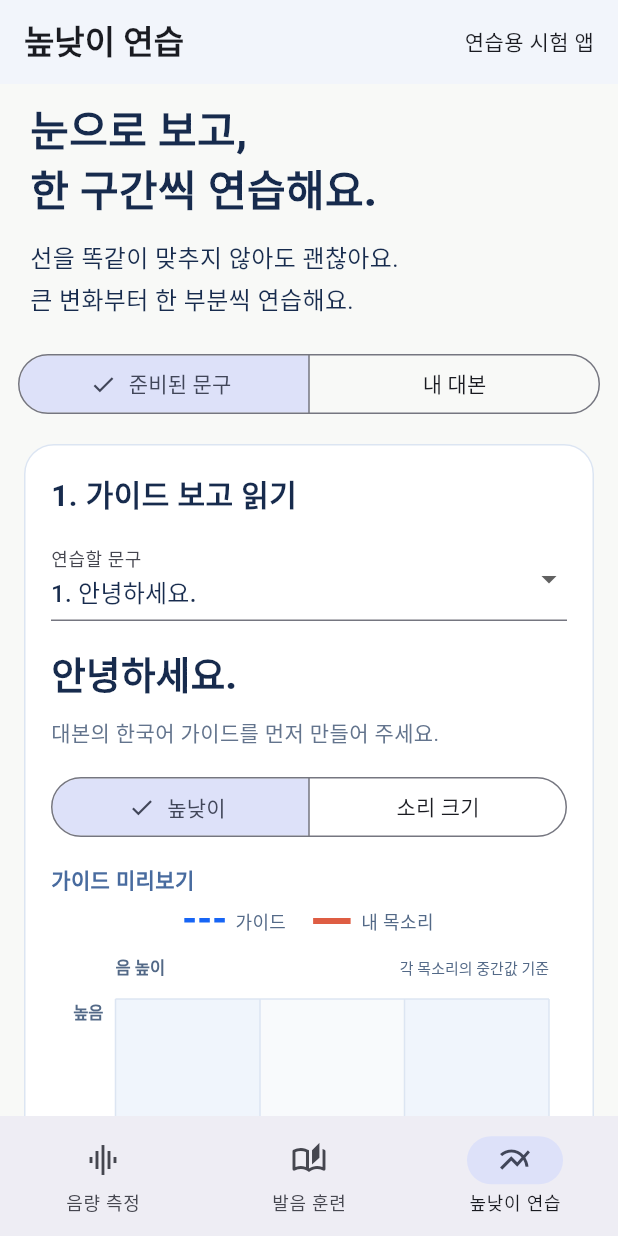
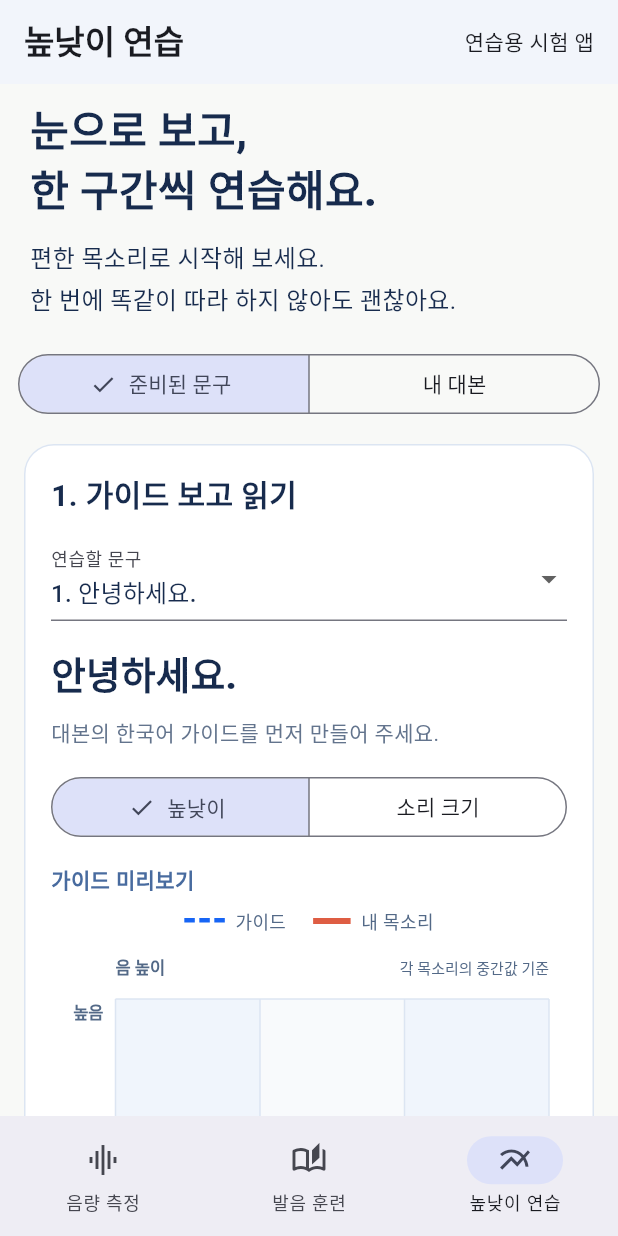
Before and after one commit to h-gunp/voicewow, a Flutter app: the screen it shows after launch, item 3 of the bottom bar chosen, on a phone screen of 412 x 824 dp. Run offline on Flutter 3.47's test engine with Material 3 defaults, Android fonts, the phone set to English and light mode, and no system bars; our stand-ins replace flutter_tts, just_audio, shared_preferences; missing offline and left inert: dart:js_interop, record.

Commit message:
fix(prosody): make practice feedback warmer and more conversational

```diff
--- a/apps/client/lib/features/prosody/practice_feedback.dart
+++ b/apps/client/lib/features/prosody/practice_feedback.dart
@@ -87,22 +87,22 @@ _Change? _change(Iterable<AudioFrame> source, bool volume) {
 }
 
 PracticeFeedback _unavailable() => const PracticeFeedback(
-  title: '이 부분은 측정이 충분하지 않았어요',
-  observation: '구간의 앞쪽과 뒤쪽에서 비교에 필요한 음성 값을 충분히 얻지 못했어요.',
-  action: '마이크 연결과 녹음 환경을 확인한 뒤 다시 녹음해 보세요.',
+  title: '괜찮아요, 한 번 더 해 볼까요?',
+  observation: '앱이 이 부분의 목소리를 잘 잡지 못했어요.',
+  action: '마이크 위치를 한 번 확인해 주세요. 준비되면 다시 시작해 봐요.',
   available: false,
-  cardLabel: '측정 대기',
+  cardLabel: '다시 확인해요',
   icon: '?',
   tone: 'uncertain',
   detail: '측정 근거가 부족해 변화 방향을 안내하지 않았어요.',
 );
 
 String _qualitative(_Change change, bool volume) {
-  if (change.direction == 'rounded-zero') return '앞·뒤 대표값의 차이가 작게 표시됐어요';
+  if (change.direction == 'rounded-zero') return '처음과 끝의 차이가 작게 표시됐어요';
   final motion = volume
       ? (change.direction == 'rise' ? '커요' : '작아요')
       : (change.direction == 'rise' ? '높아요' : '낮아요');
-  return '뒤쪽의 ${volume ? '소리가' : '음이'} 앞쪽보다 $motion';
+  return '끝의 ${volume ? '소리가' : '음이'} 처음보다 $motion';
 }
 
 String _numeric(_Change change, bool volume) {
@@ -161,28 +161,33 @@ PracticeFeedback practiceFeedback(
       r.direction != 'rounded-zero' &&
       u.direction != 'rounded-zero' &&
       r.direction != u.direction;
-  var tone = 'neutral', title = '이번 흐름을 살펴봐요', cardLabel = '흐름 살펴보기';
+  var tone = 'neutral', title = '내 목소리의 흐름을 같이 살펴봐요', cardLabel = '함께 살펴봐요';
   var observation =
-      '이번 녹음은 ${_qualitative(u, volume)}. 예시와 나란히 보며 변화를 확인할 수 있어요.';
-  var action = '파란 선과 주황 선을 보며 이 구간의 변화를 살펴보세요. 필요하면 해당 부분만 다시 읽어도 좋아요.';
+      '이번에는 ${_qualitative(u, volume)}. 중간의 움직임은 그래프에서 함께 볼 수 있어요.';
+  var action = '파란 선과 주황 선을 나란히 봐 주세요. 더 연습하고 싶은 부분이 있다면, 그 부분만 다시 읽어도 좋아요.';
   if (same) {
     tone = 'encourage';
-    title = '같은 방향을 만들었어요';
-    cardLabel = '같은 방향';
-    observation = '앞·뒤 변화 방향은 예시와 같아요. 이번 녹음은 ${_qualitative(u, volume)}.';
-    action = '변화의 크기까지 똑같이 맞추지 않아도 괜찮아요. 지금 만든 방향으로 다시 읽거나 다음 구간으로 넘어가도 좋아요.';
+    final movement = volume
+        ? (u.direction == 'rise' ? '크게' : '작게')
+        : (u.direction == 'rise' ? '올려' : '내려');
+    title = '좋아요! 끝을 $movement 읽었네요.';
+    cardLabel = volume
+        ? '끝을 $movement 읽었어요'
+        : (u.direction == 'rise' ? '끝을 올렸어요' : '끝을 내렸어요');
+    observation = '파란 예시도 같은 쪽으로 움직여요.';
+    action = '지금처럼 편하게 읽어 보세요. 다음 부분도 같이 해 볼까요?';
   } else if (opposite ||
       (r.direction != 'rounded-zero' && u.direction == 'rounded-zero')) {
     tone = 'practice';
-    title = '한 부분씩 연습해 봐요';
-    cardLabel = '한 부분씩 연습';
+    title = '끝부분만 조금 바꿔 볼까요?';
+    cardLabel = '조금씩 연습해요';
     observation =
-        '예시는 ${_qualitative(r, volume)}. 이번 녹음은 ${_qualitative(u, volume)}.';
+        '이번에는 ${_qualitative(u, volume)}. 파란 예시는 ${_qualitative(r, volume)}.';
     final movement = volume
         ? (r.direction == 'rise' ? '키워서' : '줄여서')
         : (r.direction == 'rise' ? '높여서' : '낮춰서');
     action =
-        '이 예시를 따라 연습하려면, 파란 선을 보며 이 구간의 끝 ${volume ? '소리를' : '음을'} 조금 $movement 읽어 보세요.';
+        '파란 선을 보면서 끝 ${volume ? '소리를' : '음을'} 조금 $movement 읽어 볼까요? 편하게 한 번 더 해 봐요.';
   }
   return PracticeFeedback(
     title: title,
--- a/apps/client/lib/features/prosody/practice_session.dart
+++ b/apps/client/lib/features/prosody/practice_session.dart
@@ -379,12 +379,12 @@ class PracticeSession extends ChangeNotifier {
     if (_closed || ticket != _generation) return;
     if (user.voicedFrames < 8 || user.pitchMedian == null) {
       throw const FormatException(
-        '이번 녹음에서 높낮이가 충분히 잡히지 않았어요. 마이크 연결을 확인하고 짧게 다시 읽어 보세요.',
+        '앱이 목소리를 충분히 잡지 못했어요. 마이크 위치를 확인하고, 준비되면 편하게 다시 읽어 주세요.',
       );
     }
     final comparison = compareAnalyses(reference!.analysis, user);
     if (comparison.path.isEmpty) {
-      throw const FormatException('두 흐름을 비교할 목소리가 부족해요. 다시 녹음해 보세요.');
+      throw const FormatException('앱이 비교할 목소리를 충분히 잡지 못했어요. 준비되면 다시 읽어 주세요.');
     }
     final next = PracticeResult(
       recorded,
@@ -403,7 +403,7 @@ class PracticeSession extends ChangeNotifier {
     selected = 0;
     status = demo
         ? '합성 시험 신호로 동작을 보여드려요. 실제 사람의 녹음은 아니에요.'
-        : '녹음을 마쳤어요. 같은 방향으로 만든 변화부터 확인해 보세요.';
+        : '녹음이 끝났어요. 내 목소리의 움직임을 함께 살펴봐요.';
   }
 
   Future<void> demo() async {
--- a/apps/client/lib/features/prosody/presentation/prosody_screen.dart
+++ b/apps/client/lib/features/prosody/presentation/prosody_screen.dart
@@ -146,7 +146,7 @@ class _ProsodyScreenState extends State<ProsodyScreen>
                     ),
                     SizedBox(height: 12),
                     Text(
-                      '선을 똑같이 맞추지 않아도 괜찮아요.\n큰 변화부터 한 부분씩 연습해요.',
+                      '편한 목소리로 시작해 보세요.\n한 번에 똑같이 따라 하지 않아도 괜찮아요.',
                       style: TextStyle(fontSize: 16, height: 1.7),
                     ),
                     SizedBox(height: 18),
@@ -377,7 +377,7 @@ class _ProsodyScreenState extends State<ProsodyScreen>
               ]),
               if (result != null && reference != null)
                 _card([
-                  _heading('2. 한 부분씩 이어가 봐요'),
+                  _heading('2. 내 목소리를 함께 살펴봐요'),
                   if (result.demo)
                     const Padding(
                       padding: EdgeInsets.only(bottom: 10),
--- a/apps/client/tools/preview_prosody.dart
+++ b/apps/client/tools/preview_prosody.dart
@@ -128,7 +128,7 @@ void main() {
     await tester.pumpAndSettle();
     await scrollTo(find.byType(ProsodyChart));
     await capture('02-native-result-graph');
-    await scrollTo(find.text('2. 한 부분씩 이어가 봐요'));
+    await scrollTo(find.text('2. 내 목소리를 함께 살펴봐요'));
     await capture('03-native-feedback');
 
     session.phase = PracticePhase.recording;
@@ -167,7 +167,7 @@ void main() {
     await capture('05-320-large-text-top');
     await scrollTo(find.byType(ProsodyChart));
     await capture('06-320-large-text-graph');
-    await scrollTo(find.text('2. 한 부분씩 이어가 봐요'));
+    await scrollTo(find.text('2. 내 목소리를 함께 살펴봐요'));
     await capture('07-320-large-text-feedback');
     await tester.pumpWidget(const SizedBox());
     session.dispose();
```
Also changed, not shown: docs/images/prosody-preview.png, 1 other file.
